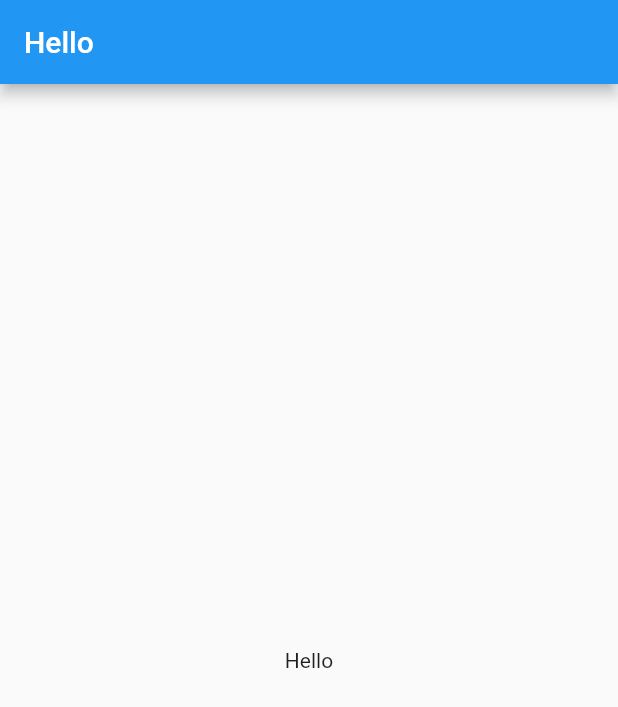
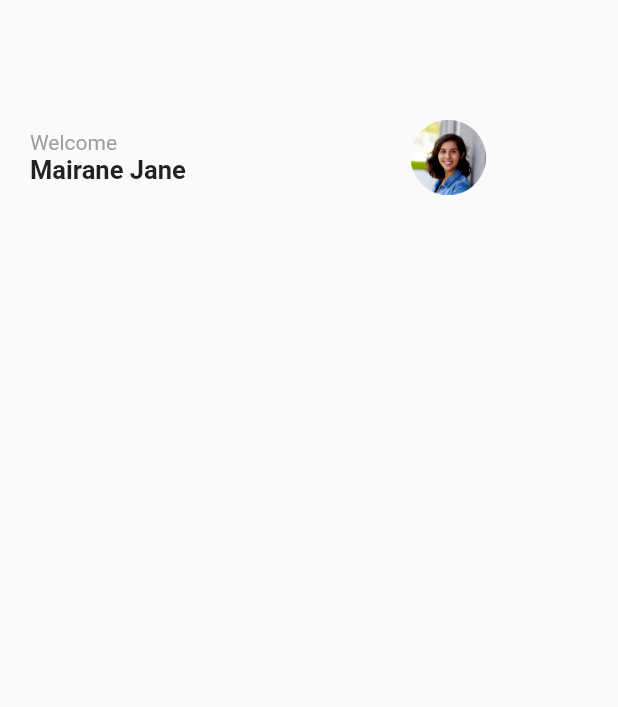
Before and after one commit to Morel-D/e_wallet_UI, a Flutter app: the screen it shows after launch, on a phone screen of 412 x 824 dp. Shown: the top 707 px of the screen. Run offline on Flutter 3.47's test engine with Material 2 defaults, Android fonts, the phone set to English and light mode, and no system bars.

Commit message:
Profile head

```diff
--- a/lib/main.dart
+++ b/lib/main.dart
@@ -12,13 +12,40 @@ class MyApp extends StatelessWidget {
   Widget build(BuildContext context) {
     return MaterialApp(
       home: Scaffold(
-        appBar: AppBar(
-          title: Text("Hello"),
-        ),
 
-        body: Center(
-          child: Text('Hello'),
-        ),
+        body: Column(
+
+          children: [
+            Container(
+              padding: EdgeInsets.fromLTRB(20, 80, 0, 0),
+              child: Row(
+                mainAxisAlignment: MainAxisAlignment.start,
+                children: [
+                 Container(
+
+                   child: Column(
+                     crossAxisAlignment: CrossAxisAlignment.start,
+                     children: [
+                       Text("Welcome", style: TextStyle(color: Colors.grey),),
+                       Text("Mairane Jane", style: TextStyle(fontSize: 17, fontWeight: FontWeight.bold))
+                     ],
+                   ),
+                 ),
+                  SizedBox(width: 150),
+                  Container(
+                    padding: EdgeInsets.all(25),
+                    decoration: BoxDecoration(
+                      image: DecorationImage(
+                        image: AssetImage("assets/Photo2.png"),
+                      )
+                    ),
+                  ),
+
+                ],
+              ),
+            )
+          ],
+        )
       ),
     );
   }
--- a/pubspec.yaml
+++ b/pubspec.yaml
@@ -60,9 +60,8 @@ flutter:
   uses-material-design: true
 
   # To add assets to your application, add an assets section, like this:
-  # assets:
-  #   - images/a_dot_burr.jpeg
-  #   - images/a_dot_ham.jpeg
+  assets:
+    - assets/
 
   # An image asset can refer to one or more resolution-specific "variants", see
   # https://flutter.dev/assets-and-images/#resolution-aware
```
Also changed, not shown: assets/Photo2.png (added).
